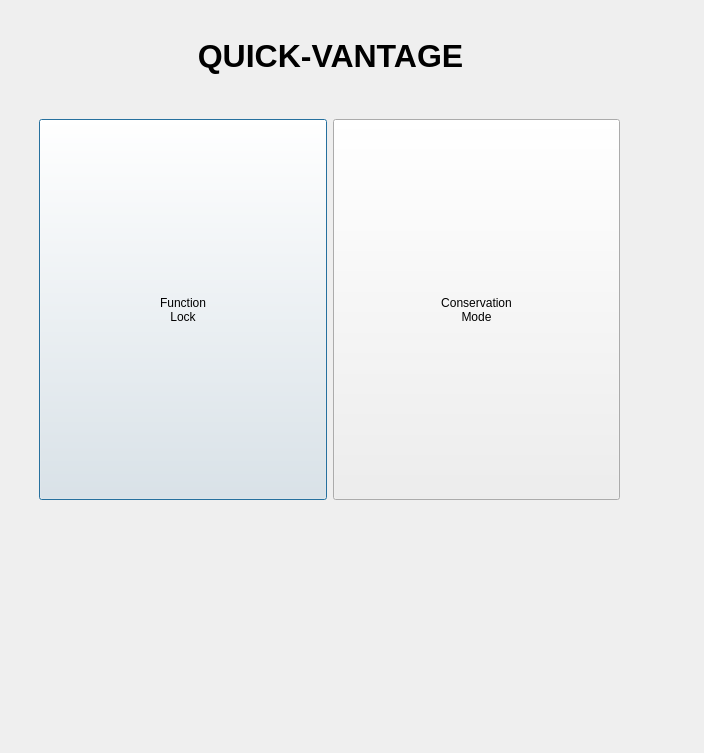
Before: the Qt Designer form GUI/qv.ui in Symbian-Bro/quick-vantage-python-flavour, drawn with Qt 5.
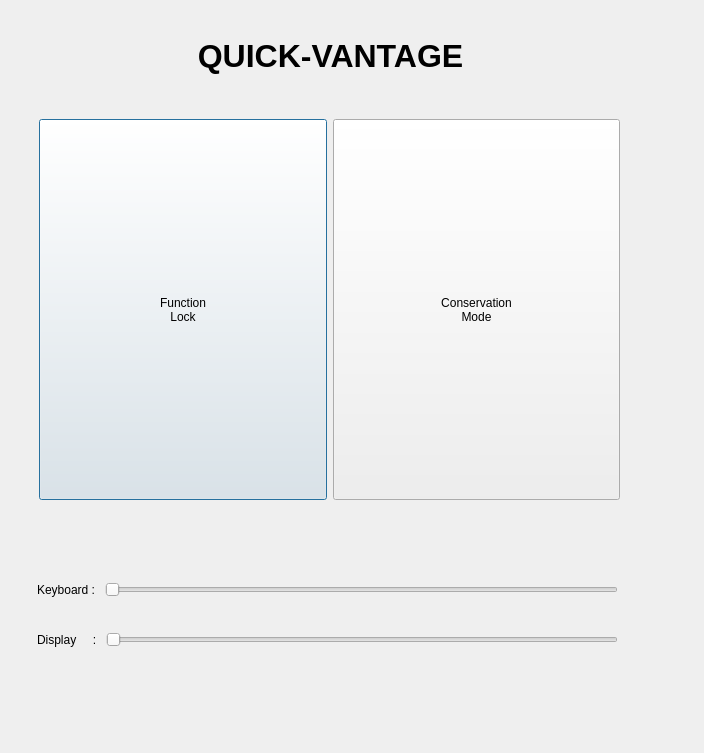
After: the same form once the commit is applied.

Commit message: Added the seekbars for keyboard backlight and the display to the seekbars section.

```diff
--- a/GUI/qv.ui
+++ b/GUI/qv.ui
@@ -161,7 +161,83 @@
           <height>121</height>
          </rect>
         </property>
-        <layout class="QVBoxLayout" name="verticalLayout_4"/>
+        <layout class="QVBoxLayout" name="verticalLayout_4">
+         <property name="bottomMargin">
+          <number>0</number>
+         </property>
+         <item>
+          <layout class="QHBoxLayout" name="horizontalLayout_3">
+           <item>
+            <widget class="QWidget" name="widget" native="true">
+             <widget class="QWidget" name="horizontalLayoutWidget_4">
+              <property name="geometry">
+               <rect>
+                <x>10</x>
+                <y>20</y>
+                <width>601</width>
+                <height>41</height>
+               </rect>
+              </property>
+              <layout class="QHBoxLayout" name="horizontalLayout_4">
+               <property name="leftMargin">
+                <number>10</number>
+               </property>
+               <property name="rightMargin">
+                <number>10</number>
+               </property>
+               <item>
+                <widget class="QLabel" name="label_2">
+                 <property name="text">
+                  <string>Keyboard : </string>
+                 </property>
+                </widget>
+               </item>
+               <item>
+                <widget class="QSlider" name="horizontalSlider">
+                 <property name="orientation">
+                  <enum>Qt::Horizontal</enum>
+                 </property>
+                </widget>
+               </item>
+              </layout>
+             </widget>
+             <widget class="QWidget" name="horizontalLayoutWidget_5">
+              <property name="geometry">
+               <rect>
+                <x>10</x>
+                <y>70</y>
+                <width>601</width>
+                <height>41</height>
+               </rect>
+              </property>
+              <layout class="QHBoxLayout" name="horizontalLayout_5">
+               <property name="leftMargin">
+                <number>10</number>
+               </property>
+               <property name="rightMargin">
+                <number>10</number>
+               </property>
+               <item>
+                <widget class="QLabel" name="label_3">
+                 <property name="text">
+                  <string>Display     : </string>
+                 </property>
+                </widget>
+               </item>
+               <item>
+                <widget class="QSlider" name="horizontalSlider_2">
+                 <property name="orientation">
+                  <enum>Qt::Horizontal</enum>
+                 </property>
+                </widget>
+               </item>
+              </layout>
+             </widget>
+            </widget>
+           </item>
+          </layout>
+         </item>
+        </layout>
        </widget>
       </widget>
      </widget>
```
